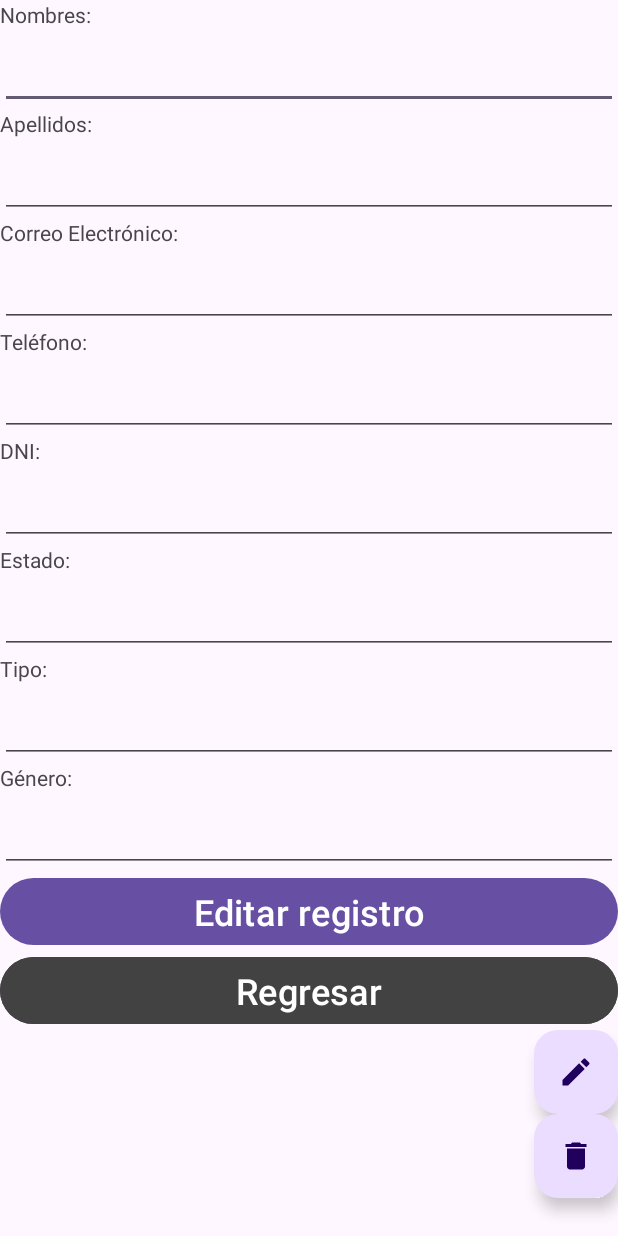
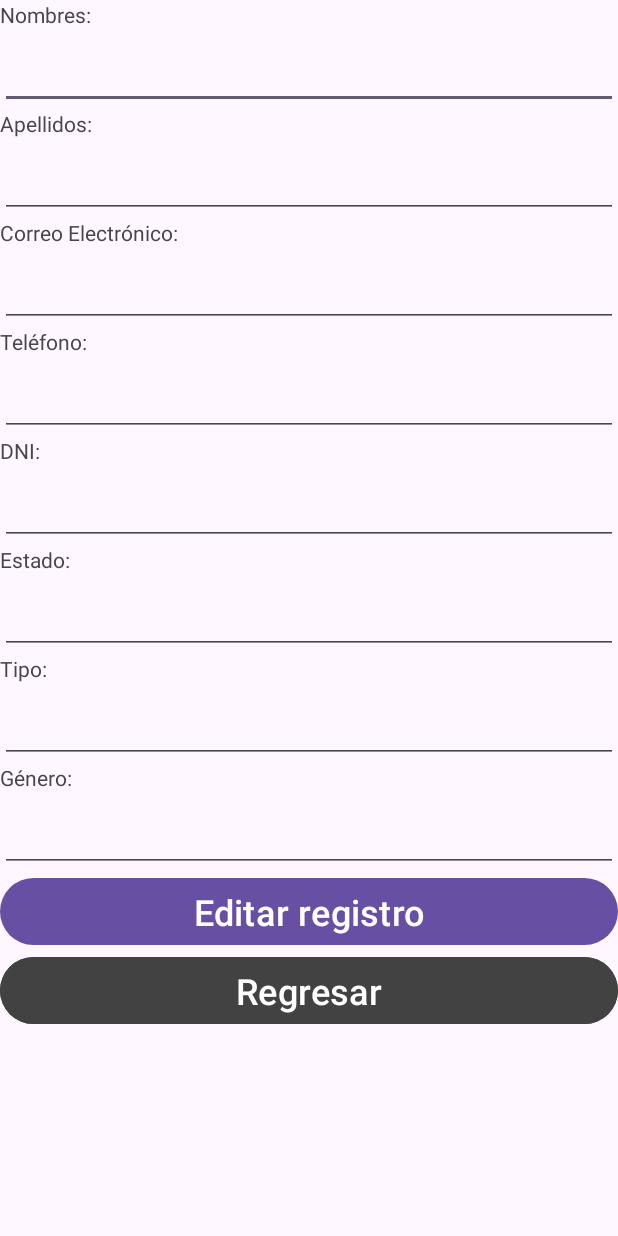
Before and after one commit to jAbensur/MyRentApp, an Android app: the UpdateTenantActivity screen opened directly, with no data from a screen before it, on a phone screen of 412 x 824 dp. Run offline under Robolectric (Android 15) with nearby library versions, the phone set to English and light mode, and no system bars; 1 statement that could not run was skipped.

```diff
--- a/app/src/main/java/com/myapplication/UpdateTenantActivity.java
+++ b/app/src/main/java/com/myapplication/UpdateTenantActivity.java
@@ -9,6 +9,7 @@ import android.widget.Toast;
 
 import androidx.appcompat.app.AppCompatActivity;
 
+import com.google.android.material.floatingactionbutton.FloatingActionButton;
 import com.myapplication.model.Tenant;
 import com.myapplication.viewModel.TenantViewModel;
 
@@ -16,6 +17,7 @@ public class UpdateTenantActivity extends AppCompatActivity {
 
     EditText txtTnFirstName, txtTnLastName, txtTnEmail, txtTnPhone, txtTnDNI, txtTnStatus, txtTnType, txtTnGender;
     Button btnGuarda, btnRegresar;
+    FloatingActionButton fabUpdate, fatDelete;
 
     Tenant tenant;
     int id = 0;
@@ -36,6 +38,12 @@ public class UpdateTenantActivity extends AppCompatActivity {
 
         btnGuarda = findViewById(R.id.btnGuarda);
         btnRegresar = findViewById(R.id.btnRegresar);
+
+        fabUpdate = findViewById(R.id.fabUpdate);
+        fabUpdate.setVisibility(View.INVISIBLE);
+
+        fatDelete = findViewById(R.id.fatDelete);
+        fatDelete.setVisibility(View.INVISIBLE);
 
         btnRegresar.setOnClickListener(new View.OnClickListener() {
             @Override
```
Also changed, not shown: app/src/main/java/com/myapplication/adapter/ListTenantAdapter.java (+4 -4 lines).
